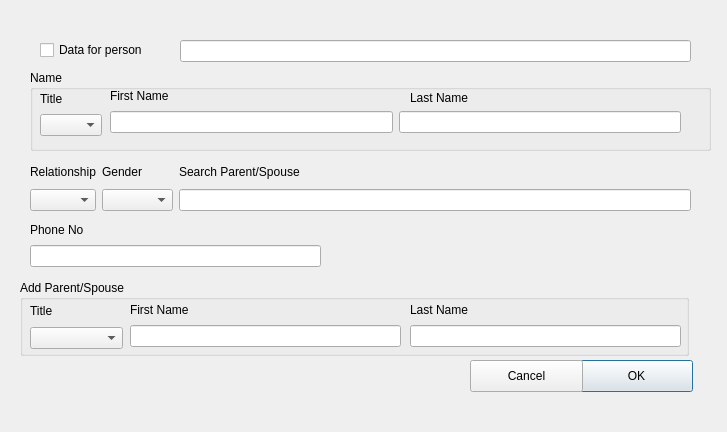
Before: the Qt Designer form DLG/ccontactdlg.ui in hlunguite/saptuamDataQT, drawn with Qt 5.
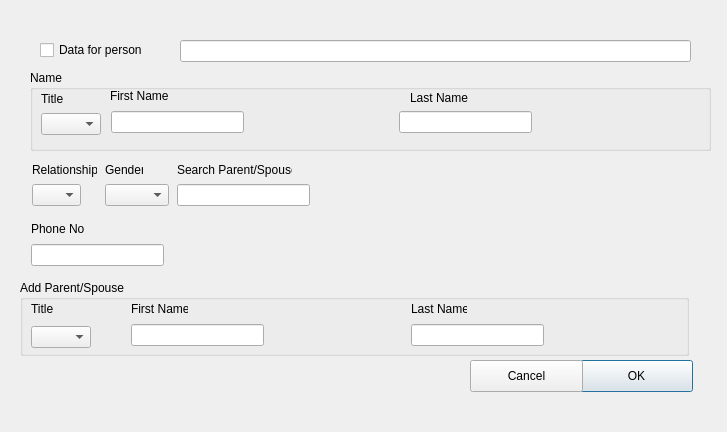
After: the same form once the commit is applied.

Diff of the .ui file:
```diff
--- a/DLG/ccontactdlg.ui
+++ b/DLG/ccontactdlg.ui
@@ -67,25 +67,15 @@
    <property name="title">
     <string>Add Parent/Spouse</string>
    </property>
-   <widget class="QWidget" name="layoutWidget">
-    <property name="geometry">
-     <rect>
-      <x>10</x>
-      <y>20</y>
-      <width>93</width>
-      <height>49</height>
-     </rect>
-    </property>
-    <layout class="QVBoxLayout" name="verticalLayout_8">
-     <item>
-      <widget class="QLabel" name="m_parentTitleLbl">
-       <property name="text">
-        <string>Title</string>
-       </property>
-      </widget>
-     </item>
-     <item>
       <widget class="QComboBox" name="m_parentTitleCombo">
+    <property name="geometry">
+     <rect>
+      <x>11</x>
+      <y>46</y>
+      <width>60</width>
+      <height>22</height>
+     </rect>
+    </property>
        <item>
         <property name="text">
          <string/>
@@ -132,176 +122,65 @@
         </property>
        </item>
       </widget>
-     </item>
-    </layout>
+   <widget class="QLabel" name="m_parentTitleLbl">
+    <property name="geometry">
+     <rect>
+      <x>11</x>
+      <y>21</y>
+      <width>22</width>
+      <height>16</height>
+     </rect>
+    </property>
+    <property name="text">
+     <string>Title</string>
+    </property>
    </widget>
-   <widget class="QWidget" name="layoutWidget">
+   <widget class="QLineEdit" name="m_parentFirstName">
     <property name="geometry">
      <rect>
-      <x>110</x>
-      <y>20</y>
-      <width>271</width>
-      <height>47</height>
+      <x>111</x>
+      <y>44</y>
+      <width>133</width>
+      <height>22</height>
      </rect>
     </property>
-    <layout class="QVBoxLayout" name="verticalLayout_9">
-     <item>
+   </widget>
       <widget class="QLabel" name="m_parentFirstNameLbl">
-       <property name="text">
-        <string>First Name</string>
-       </property>
-      </widget>
-     </item>
-     <item>
-      <widget class="QLineEdit" name="m_parentFirstName"/>
-     </item>
-    </layout>
-   </widget>
-   <widget class="QWidget" name="layoutWidget">
     <property name="geometry">
      <rect>
-      <x>390</x>
-      <y>20</y>
-      <width>271</width>
-      <height>47</height>
+      <x>111</x>
+      <y>21</y>
+      <width>57</width>
+      <height>16</height>
      </rect>
     </property>
-    <layout class="QVBoxLayout" name="verticalLayout_10">
-     <item>
+    <property name="text">
+     <string>First Name</string>
+    </property>
+   </widget>
       <widget class="QLabel" name="m_parentLastNameLbl">
+    <property name="geometry">
+     <rect>
+      <x>391</x>
+      <y>21</y>
+      <width>56</width>
+      <height>16</height>
+     </rect>
+    </property>
        <property name="text">
         <string>Last Name</string>
        </property>
       </widget>
-     </item>
-     <item>
-      <widget class="QLineEdit" name="m_parentLastName"/>
-     </item>
-    </layout>
-   </widget>
-  </widget>
-  <widget class="QWidget" name="layoutWidget">
+   <widget class="QLineEdit" name="m_parentLastName">
    <property name="geometry">
     <rect>
-     <x>30</x>
-     <y>220</y>
-     <width>291</width>
-     <height>47</height>
-    </rect>
-   </property>
-   <layout class="QVBoxLayout" name="verticalLayout_7">
-    <item>
-     <widget class="QLabel" name="m_phoneLbl">
-      <property name="text">
-       <string>Phone No</string>
-      </property>
-     </widget>
-    </item>
-    <item>
-     <widget class="QLineEdit" name="m_phone"/>
-    </item>
-   </layout>
-  </widget>
-  <widget class="QWidget" name="layoutWidget">
-   <property name="geometry">
-    <rect>
-     <x>30</x>
-     <y>160</y>
-     <width>661</width>
-     <height>51</height>
-    </rect>
-   </property>
-   <layout class="QGridLayout" name="gridLayout_2">
-    <item row="0" column="0">
-     <layout class="QVBoxLayout" name="verticalLayout_4">
-      <item>
-       <widget class="QLabel" name="m_relationShipLbl">
-        <property name="text">
-         <string>Relationship</string>
-        </property>
-       </widget>
-      </item>
-      <item>
-       <widget class="QComboBox" name="m_relationShipCombo">
-        <item>
-         <property name="text">
-          <string/>
-         </property>
-        </item>
-        <item>
-         <property name="text">
-          <string>s/o</string>
-         </property>
-        </item>
-        <item>
-         <property name="text">
-          <string>d/o</string>
-         </property>
-        </item>
-        <item>
-         <property name="text">
-          <string>w/o</string>
-         </property>
-        </item>
-        <item>
-         <property name="text">
-          <string>c/o</string>
-         </property>
-        </item>
-        <item>
-         <property name="text">
-          <string>m/o</string>
-         </property>
-        </item>
-       </widget>
-      </item>
-     </layout>
-    </item>
-    <item row="0" column="1">
-     <layout class="QVBoxLayout" name="verticalLayout_6">
-      <item>
-       <widget class="QLabel" name="m_genderLbl">
-        <property name="text">
-         <string>Gender</string>
-        </property>
-       </widget>
-      </item>
-      <item>
-       <widget class="QComboBox" name="m_genderCombo">
-        <item>
-         <property name="text">
-          <string/>
-         </property>
-        </item>
-        <item>
-         <property name="text">
-          <string>Male</string>
-         </property>
-        </item>
-        <item>
-         <property name="text">
-          <string>Female</string>
-         </property>
-        </item>
-       </widget>
-      </item>
-     </layout>
-    </item>
-    <item row="0" column="2">
-     <layout class="QVBoxLayout" name="verticalLayout_5">
-      <item>
-       <widget class="QLabel" name="m_parentSpuseLbl">
-        <property name="text">
-         <string>Search Parent/Spouse</string>
-        </property>
-       </widget>
-      </item>
-      <item>
-       <widget class="QLineEdit" name="m_parentSpouse"/>
-      </item>
-     </layout>
-    </item>
-   </layout>
+      <x>391</x>
+      <y>44</y>
+      <width>133</width>
+      <height>22</height>
+     </rect>
+    </property>
+   </widget>
   </widget>
   <widget class="QLineEdit" name="m_name">
    <property name="geometry">
@@ -351,25 +230,28 @@
      <string>Last Name</string>
     </property>
    </widget>
-   <widget class="QWidget" name="layoutWidget">
-    <property name="geometry">
-     <rect>
-      <x>10</x>
-      <y>20</y>
-      <width>62</width>
-      <height>46</height>
-     </rect>
-    </property>
-    <layout class="QVBoxLayout" name="verticalLayout">
-     <item>
       <widget class="QLabel" name="m_titleLbl">
+    <property name="geometry">
+     <rect>
+      <x>11</x>
+      <y>21</y>
+      <width>22</width>
+      <height>16</height>
+     </rect>
+    </property>
        <property name="text">
         <string>Title</string>
        </property>
       </widget>
-     </item>
-     <item>
       <widget class="QComboBox" name="m_titleComboBox">
+    <property name="geometry">
+     <rect>
+      <x>11</x>
+      <y>43</y>
+      <width>60</width>
+      <height>22</height>
+     </rect>
+    </property>
        <item>
         <property name="text">
          <string/>
@@ -416,27 +298,163 @@
         </property>
        </item>
       </widget>
-     </item>
-    </layout>
-   </widget>
-   <widget class="QWidget" name="layoutWidget">
+   <widget class="QLineEdit" name="m_firstNameLineEdit">
+    <property name="geometry">
+     <rect>
+      <x>81</x>
+      <y>41</y>
+      <width>133</width>
+      <height>22</height>
+     </rect>
+    </property>
+   </widget>
+   <widget class="QLineEdit" name="m_lastName">
+    <property name="geometry">
+     <rect>
+      <x>369</x>
+      <y>41</y>
+      <width>133</width>
+      <height>22</height>
+     </rect>
+    </property>
+   </widget>
+  </widget>
+  <widget class="QLabel" name="m_relationShipLbl">
+   <property name="geometry">
+    <rect>
+     <x>32</x>
+     <y>162</y>
+     <width>65</width>
+     <height>16</height>
+    </rect>
+   </property>
+   <property name="text">
+    <string>Relationship</string>
+   </property>
+  </widget>
+  <widget class="QComboBox" name="m_relationShipCombo">
+   <property name="geometry">
+    <rect>
+     <x>32</x>
+     <y>184</y>
+     <width>49</width>
+     <height>22</height>
+    </rect>
+   </property>
+   <item>
+    <property name="text">
+     <string/>
+    </property>
+   </item>
+   <item>
+    <property name="text">
+     <string>s/o</string>
+    </property>
+   </item>
+   <item>
+    <property name="text">
+     <string>d/o</string>
+    </property>
+   </item>
+   <item>
+    <property name="text">
+     <string>w/o</string>
+    </property>
+   </item>
+   <item>
+    <property name="text">
+     <string>c/o</string>
+    </property>
+   </item>
+   <item>
+    <property name="text">
+     <string>m/o</string>
+    </property>
+   </item>
+  </widget>
+  <widget class="QComboBox" name="m_genderCombo">
     <property name="geometry">
      <rect>
-      <x>80</x>
-      <y>40</y>
-      <width>571</width>
-      <height>24</height>
-     </rect>
-    </property>
-    <layout class="QHBoxLayout" name="horizontalLayout">
+     <x>105</x>
+     <y>184</y>
+     <width>64</width>
+     <height>22</height>
+    </rect>
+   </property>
      <item>
-      <widget class="QLineEdit" name="m_firstNameLineEdit"/>
+    <property name="text">
+     <string/>
+    </property>
      </item>
      <item>
-      <widget class="QLineEdit" name="m_lastName"/>
-     </item>
-    </layout>
-   </widget>
+    <property name="text">
+     <string>Male</string>
+    </property>
+   </item>
+   <item>
+    <property name="text">
+     <string>Female</string>
+    </property>
+   </item>
+  </widget>
+  <widget class="QLabel" name="m_genderLbl">
+   <property name="geometry">
+    <rect>
+     <x>105</x>
+     <y>162</y>
+     <width>38</width>
+     <height>16</height>
+    </rect>
+   </property>
+   <property name="text">
+    <string>Gender</string>
+   </property>
+  </widget>
+  <widget class="QLabel" name="m_parentSpuseLbl">
+   <property name="geometry">
+    <rect>
+     <x>177</x>
+     <y>162</y>
+     <width>115</width>
+     <height>16</height>
+    </rect>
+   </property>
+   <property name="text">
+    <string>Search Parent/Spouse</string>
+   </property>
+  </widget>
+  <widget class="QLineEdit" name="m_parentSpouse">
+   <property name="geometry">
+    <rect>
+     <x>177</x>
+     <y>184</y>
+     <width>133</width>
+     <height>22</height>
+    </rect>
+   </property>
+  </widget>
+  <widget class="QLabel" name="m_phoneLbl">
+   <property name="geometry">
+    <rect>
+     <x>31</x>
+     <y>221</y>
+     <width>53</width>
+     <height>16</height>
+    </rect>
+   </property>
+   <property name="text">
+    <string>Phone No</string>
+   </property>
+  </widget>
+  <widget class="QLineEdit" name="m_phone">
+   <property name="geometry">
+    <rect>
+     <x>31</x>
+     <y>244</y>
+     <width>133</width>
+     <height>22</height>
+    </rect>
+   </property>
   </widget>
   <zorder>m_dataForPersoncheckBox</zorder>
   <zorder>m_okButton</zorder>
```
Lines whose indentation alone changed are shown as unchanged.
